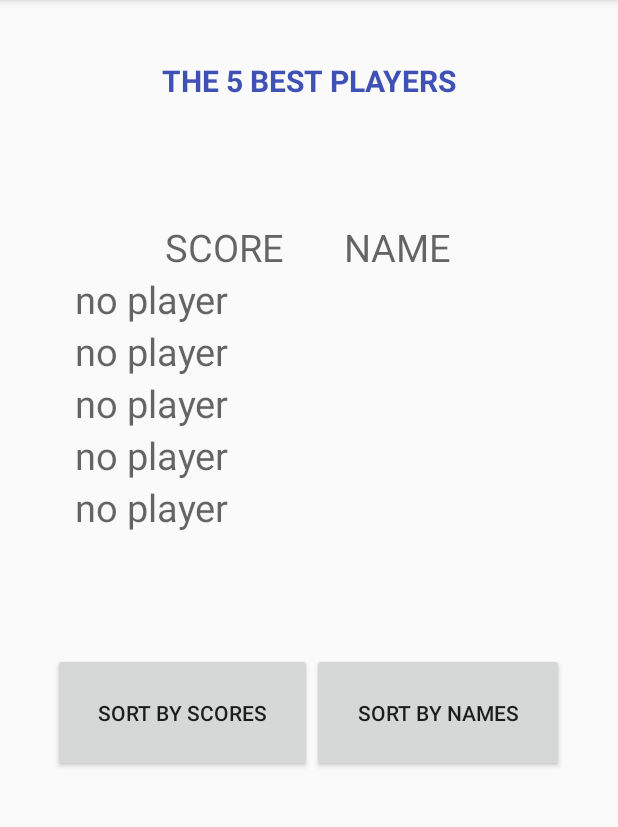
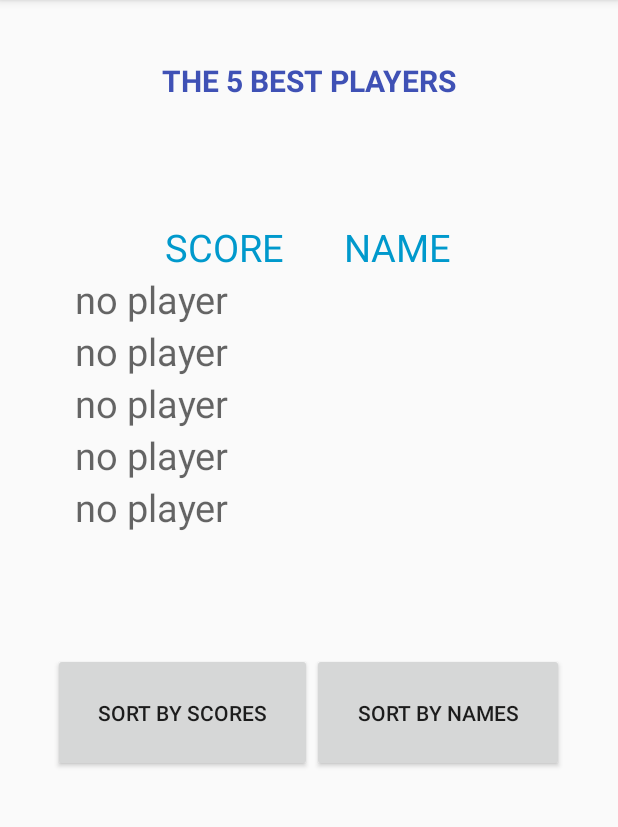
Before and after one commit to MicaSag/TopQuiz-mica, an Android app: the ScoresActivity screen opened directly, with no data from a screen before it, on a phone screen of 412 x 824 dp, the part 84-911 px from its top. Run offline under Robolectric (Android 15) with nearby library versions, the phone set to English and light mode, and no system bars; 3 statements that could not run were skipped.

Commit message:
Modifying the activity "activity_scores" _ cleaning the LinearLayouts _ change 'hint' to 'text' in "TextView" 'SCORE' and 'NAME'

```diff
--- a/app/src/main/res/layout/activity_scores.xml
+++ b/app/src/main/res/layout/activity_scores.xml
@@ -20,8 +20,6 @@
         android:text="THE 5 BEST PLAYERS"/>
 
     <LinearLayout
-        xmlns:android="http://schemas.android.com/apk/res/android"
-        xmlns:tools="http://schemas.android.com/tools"
         android:layout_width="match_parent"
         android:layout_height="wrap_content"
         android:orientation="vertical"
@@ -29,8 +27,6 @@
         tools:context="com.ponroy.florian.topquiz.controller.ScoresActivity">
 
         <LinearLayout
-            xmlns:android="http://schemas.android.com/apk/res/android"
-            xmlns:tools="http://schemas.android.com/tools"
             android:layout_width="match_parent"
             android:layout_height="wrap_content"
             android:gravity="center_horizontal"
@@ -44,8 +40,8 @@
                 android:layout_marginStart="20dp"
                 android:layout_marginEnd="20dp"
                 android:textSize="25sp"
-                android:textColor="@android:color/holo_green_dark"
-                android:hint="SCORE"/>
+                android:textColor="@android:color/holo_blue_dark"
+                android:text="SCORE"/>
 
             <TextView
                 android:id="@+id/activity_scores_title_name_txt"
@@ -55,8 +51,8 @@
                 android:layout_marginStart="20dp"
                 android:layout_marginEnd="20dp"
                 android:textSize="25sp"
-                android:textColor="@android:color/black"
-                android:hint="NAME"/>
+                android:textColor="@android:color/holo_blue_dark"
+                android:text="NAME"/>
 
 
         </LinearLayout>
@@ -109,8 +105,6 @@
     </LinearLayout>
 
     <LinearLayout
-        xmlns:android="http://schemas.android.com/apk/res/android"
-        xmlns:tools="http://schemas.android.com/tools"
         android:layout_width="match_parent"
         android:layout_height="wrap_content"
         android:layout_marginStart="10dp"
```
